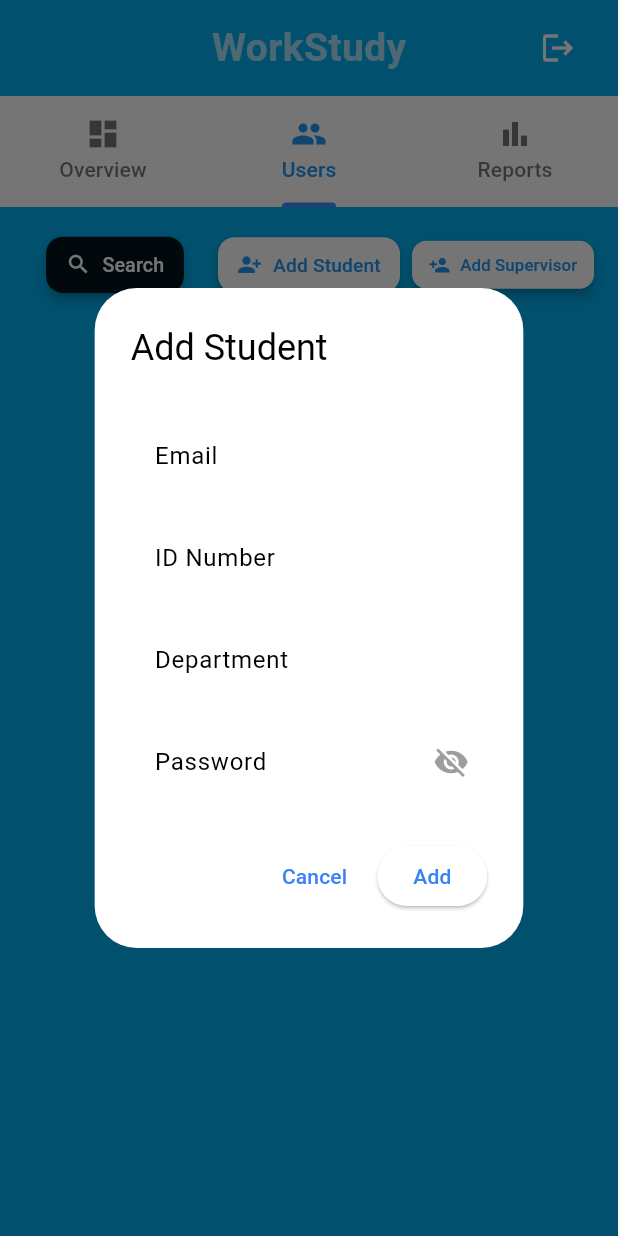
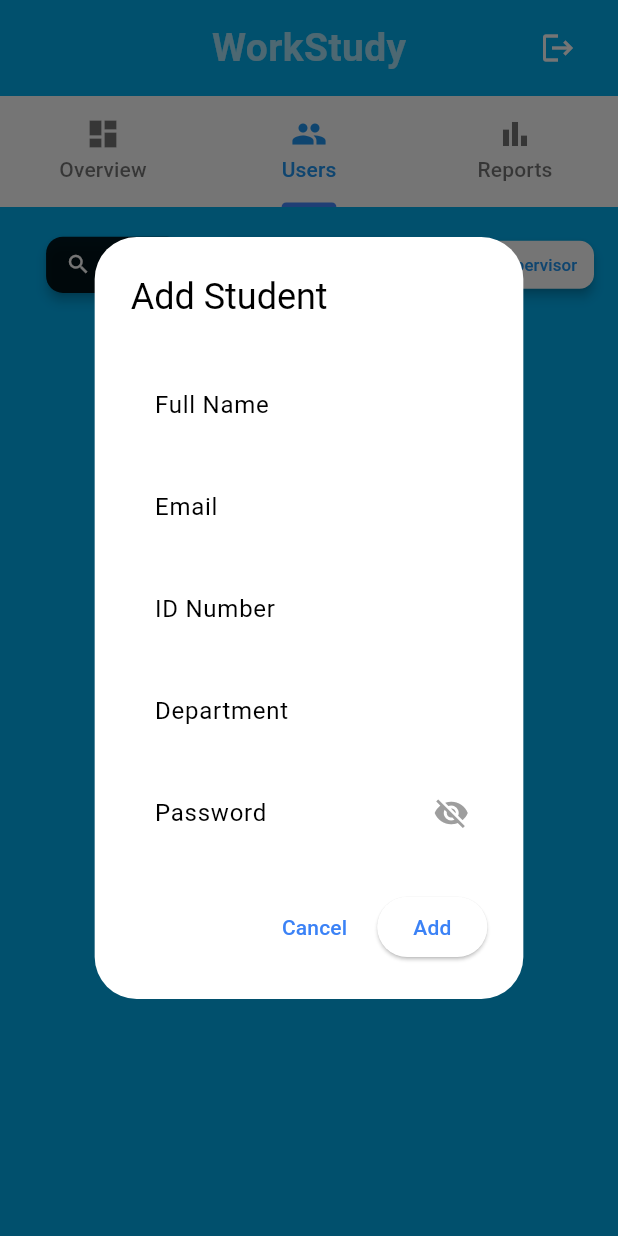
Before and after one commit to kamaugithub/workstudy, a Flutter app: the AdminDashboard screen opened by its route, tab 2 chosen, after a tap on "Add Student", on a phone screen of 412 x 824 dp. Run offline on Flutter 3.47's test engine with Material 3 defaults, Android fonts, the phone set to English and light mode, and no system bars; our stand-ins replace cloud_firestore, firebase_auth, firebase_core, pdf, printing; missing offline and left inert: dart:html, excel; accounts and stored records are empty; Roboto replaces fonts that are missing (Segoe UI).

Commit message:
admin dash clean

```diff
--- a/lib/pages/admindashboard.dart
+++ b/lib/pages/admindashboard.dart
@@ -47,6 +47,8 @@ class _AdminDashboardState extends State<AdminDashboard>
 
   String searchQuery = "";
   bool isLoading = false;
+  bool _isRefreshing = false;
+  DateTime? _lastRefreshTime;
 
   // New state variables for clickable cards
   String? _expandedCard;
@@ -68,10 +70,8 @@ class _AdminDashboardState extends State<AdminDashboard>
       end: 1.0,
     ).animate(_animationController);
 
-    // Load initial data
-    _loadDashboardStats();
-    _loadReportStats();
-    _loadEmailLists();
+    // Load all data at once
+    _loadAllData();
   }
 
   @override
@@ -79,6 +79,41 @@ class _AdminDashboardState extends State<AdminDashboard>
     _animationController.dispose();
     _tabController.dispose();
     super.dispose();
+  }
+
+  // --- MAIN DATA LOADING METHOD ---
+  Future<void> _loadAllData() async {
+    if (_isRefreshing) return;
+
+    setState(() {
+      isLoading = true;
+      _isRefreshing = true;
+    });
+
+    try {
+      await Future.wait([
+        _loadDashboardStats(),
+        _loadReportStats(),
+        _loadEmailLists(),
+      ]);
+      _lastRefreshTime = DateTime.now();
+      print('All data loaded successfully');
+    } catch (e) {
+      print('Error loading all data: $e');
+      _showSnack("Error loading dashboard data: $e");
+    } finally {
+      setState(() {
+        isLoading = false;
+        _isRefreshing = false;
+      });
+    }
+  }
+
+  // --- REFRESH DATA WITH DEBOUNCING ---
+  Future<void> _refreshData() async {
+    if (_isRefreshing) return;
+    await _loadAllData();
+    _showSnack("Dashboard data refreshed!", color: Colors.green);
   }
 
   // --- TIMESTAMP UTILITY FUNCTIONS ---
@@ -131,11 +166,11 @@ class _AdminDashboardState extends State<AdminDashboard>
 
       _studentsEmails = studentsSnapshot.docs
           .map((doc) {
-            final data = doc.data();
+            final data = doc.data() as Map<String, dynamic>;
             final email = data['email']?.toString().trim() ?? '';
             return email;
           })
-          .where((email) => email.isNotEmpty && email.contains('@'))
+          .where((email) => email.isNotEmpty && _isValidEmail(email))
           .toList();
 
       // Load supervisors emails
@@ -146,11 +181,11 @@ class _AdminDashboardState extends State<AdminDashboard>
 
       _supervisorsEmails = supervisorsSnapshot.docs
           .map((doc) {
-            final data = doc.data();
+            final data = doc.data() as Map<String, dynamic>;
             final email = data['email']?.toString().trim() ?? '';
             return email;
           })
-          .where((email) => email.isNotEmpty && email.contains('@'))
+          .where((email) => email.isNotEmpty && _isValidEmail(email))
           .toList();
 
       // Load pending activities - fetch ALL pending sessions
@@ -160,7 +195,7 @@ class _AdminDashboardState extends State<AdminDashboard>
           .get();
 
       _pendingActivities = pendingSessions.docs.map((doc) {
-        final data = doc.data();
+        final data = doc.data() as Map<String, dynamic>;
         return {
           'studentEmail': data['studentEmail']?.toString().trim() ?? 'No email',
           'hours': (data['hours'] ?? 0.0).toDouble(),
@@ -177,7 +212,7 @@ class _AdminDashboardState extends State<AdminDashboard>
           .get();
 
       _approvedActivities = approvedSessions.docs.map((doc) {
-        final data = doc.data();
+        final data = doc.data() as Map<String, dynamic>;
         return {
           'studentEmail': data['studentEmail']?.toString().trim() ?? 'No email',
           'hours': (data['hours'] ?? 0.0).toDouble(),
@@ -296,6 +331,12 @@ class _AdminDashboardState extends State<AdminDashboard>
   }
 
   Widget _buildCardContent(String cardType, List<dynamic> data, Color color) {
+    if (isLoading) {
+      return Center(
+        child: CircularProgressIndicator(color: color),
+      );
+    }
+
     if (data.isEmpty) {
       return Center(
         child: Column(
@@ -304,7 +345,7 @@ class _AdminDashboardState extends State<AdminDashboard>
             Icon(
               Icons.info_outline,
               size: 60,
-              color: color.withOpacity(0.5),
+              color: color.withOpacity(0.3),
             ),
             const SizedBox(height: 16),
             Text(
@@ -312,6 +353,16 @@ class _AdminDashboardState extends State<AdminDashboard>
               style: TextStyle(
                 fontSize: 16,
                 color: Colors.grey[600],
+              ),
+            ),
+            const SizedBox(height: 8),
+            ElevatedButton.icon(
+              onPressed: _refreshData,
+              icon: Icon(Icons.refresh, size: 16),
+              label: Text('Refresh'),
+              style: ElevatedButton.styleFrom(
+                backgroundColor: color.withOpacity(0.1),
+                foregroundColor: color,
               ),
             ),
           ],
@@ -503,7 +554,7 @@ class _AdminDashboardState extends State<AdminDashboard>
       int totalSupervisors = 0;
 
       for (var doc in allUsers.docs) {
-        final data = doc.data();
+        final data = doc.data() as Map<String, dynamic>;
         final role = data['role']?.toString() ?? '';
         if (role == 'Student') {
           totalStudents++;
@@ -527,7 +578,7 @@ class _AdminDashboardState extends State<AdminDashboard>
       // Calculate total hours approved with better error handling
       double totalHoursApproved = 0.0;
       for (var session in approvedSessions.docs) {
-        final data = session.data();
+        final data = session.data() as Map<String, dynamic>;
         final hours = data['hours'];
         if (hours != null) {
           if (hours is int) {
@@ -554,12 +605,9 @@ class _AdminDashboardState extends State<AdminDashboard>
           "totalHoursApproved": totalHoursApproved,
         };
       });
-
-      // Also update email lists when stats load
-      _loadEmailLists();
     } catch (e) {
       print('Error loading dashboard stats: $e');
-      _showSnack("Error loading dashboard stats: $e");
+      throw Exception('Failed to load dashboard stats: $e');
     }
   }
 
@@ -570,25 +618,25 @@ class _AdminDashboardState extends State<AdminDashboard>
       final currentMonthStart = DateTime(now.year, now.month, 1);
       final nextMonthStart = DateTime(now.year, now.month + 1, 1);
       final lastMonthStart = DateTime(now.year, now.month - 1, 1);
-      final lastMonthEnd = DateTime(now.year, now.month, 0);
+      final lastMonthEnd = DateTime(now.year, now.month, 0, 23, 59, 59);
 
       print('Loading report stats for current month: ${now.year}-${now.month}');
 
-      // Format dates for Firestore query (assuming date is stored as string)
-      final currentMonthStartStr = DateFormat('yyyy-MM-dd').format(currentMonthStart);
-      final nextMonthStartStr = DateFormat('yyyy-MM-dd').format(nextMonthStart);
-      final lastMonthStartStr = DateFormat('yyyy-MM-dd').format(lastMonthStart);
-      final lastMonthEndStr = DateFormat('yyyy-MM-dd').format(lastMonthEnd);
+      // Use Timestamps for querying
+      final currentMonthTimestamp = Timestamp.fromDate(currentMonthStart);
+      final nextMonthTimestamp = Timestamp.fromDate(nextMonthStart);
+      final lastMonthTimestamp = Timestamp.fromDate(lastMonthStart);
+      final lastMonthEndTimestamp = Timestamp.fromDate(lastMonthEnd);
 
       print('Date ranges:');
-      print('- This month: $currentMonthStartStr to $nextMonthStartStr');
-      print('- Last month: $lastMonthStartStr to $lastMonthEndStr');
-
-      // Fetch work sessions for this month
+      print('- This month: $currentMonthStart to $nextMonthStart');
+      print('- Last month: $lastMonthStart to $lastMonthEnd');
+
+      // Fetch work sessions for this month - assuming submittedAt field exists
       final thisMonthSessions = await _firestore
           .collection('work_sessions')
-          .where('date', isGreaterThanOrEqualTo: currentMonthStartStr)
-          .where('date', isLessThan: nextMonthStartStr)
+          .where('submittedAt', isGreaterThanOrEqualTo: currentMonthTimestamp)
+          .where('submittedAt', isLessThan: nextMonthTimestamp)
           .where('status', isEqualTo: 'approved')
           .get();
 
@@ -597,8 +645,8 @@ class _AdminDashboardState extends State<AdminDashboard>
       // Fetch work sessions for last month
       final lastMonthSessions = await _firestore
           .collection('work_sessions')
-          .where('date', isGreaterThanOrEqualTo: lastMonthStartStr)
-          .where('date', isLessThanOrEqualTo: lastMonthEndStr)
+          .where('submittedAt', isGreaterThanOrEqualTo: lastMonthTimestamp)
+          .where('submittedAt', isLessThanOrEqualTo: lastMonthEndTimestamp)
           .where('status', isEqualTo: 'approved')
           .get();
 
@@ -609,7 +657,7 @@ class _AdminDashboardState extends State<AdminDashboard>
       double lastMonthHours = 0.0;
 
       for (var session in thisMonthSessions.docs) {
-        final data = session.data();
+        final data = session.data() as Map<String, dynamic>;
         final hours = data['hours'];
         if (hours != null) {
           if (hours is int) {
@@ -623,7 +671,7 @@ class _AdminDashboardState extends State<AdminDashboard>
       }
 
       for (var session in lastMonthSessions.docs) {
-        final data = session.data();
+        final data = session.data() as Map<String, dynamic>;
         final hours = data['hours'];
         if (hours != null) {
           if (hours is int) {
@@ -644,12 +692,15 @@ class _AdminDashboardState extends State<AdminDashboard>
           .get();
 
       final totalActiveStudents = activeStudents.docs.length;
-      final avgHours = totalActiveStudents > 0 ? (thisMonthHours / totalActiveStudents) : 0.0;
+      final avgHours = totalActiveStudents > 0
+          ? (thisMonthHours / totalActiveStudents)
+          : 0.0;
 
       print('Calculated report stats:');
       print('- This month hours: $thisMonthHours');
       print('- Last month hours: $lastMonthHours');
-      print('- Avg hours/student: $avgHours (for $totalActiveStudents active students)');
+      print(
+          '- Avg hours/student: $avgHours (for $totalActiveStudents active students)');
 
       setState(() {
         reportStats = {
@@ -660,7 +711,7 @@ class _AdminDashboardState extends State<AdminDashboard>
       });
     } catch (e) {
       print('Error loading report stats: $e');
-      _showSnack("Error loading report stats: $e");
+      throw Exception('Failed to load report stats: $e');
     }
   }
 
@@ -705,7 +756,7 @@ class _AdminDashboardState extends State<AdminDashboard>
           .orderBy('createdAt', descending: true)
           .get();
       final users = usersSnapshot.docs.map((doc) {
-        final data = doc.data();
+        final data = doc.data() as Map<String, dynamic>;
         return {
           'id': doc.id,
           'name': data['name']?.toString() ?? '',
@@ -723,7 +774,7 @@ class _AdminDashboardState extends State<AdminDashboard>
           .orderBy('submittedAt', descending: true)
           .get();
       final sessions = sessionsSnapshot.docs.map((doc) {
-        final data = doc.data();
+        final data = doc.data() as Map<String, dynamic>;
         return {
           'id': doc.id,
           'studentId': data['studentId']?.toString() ?? '',
@@ -998,6 +1049,14 @@ class _AdminDashboardState extends State<AdminDashboard>
 
       // Success! Admin stays logged in
       return;
+    } on FirebaseAuthException catch (e) {
+      if (e.code == 'email-already-in-use') {
+        throw Exception('This email is already registered');
+      } else if (e.code == 'weak-password') {
+        throw Exception('Password is too weak');
+      } else {
+        throw Exception('Failed to create user: ${e.message}');
+      }
     } catch (e) {
       throw Exception('Failed to create user: $e');
     }
@@ -1025,8 +1084,7 @@ class _AdminDashboardState extends State<AdminDashboard>
                     "$email removed successfully.",
                     color: Colors.green,
                   );
-                  _loadDashboardStats();
-                  _loadEmailLists(); // Refresh email lists
+                  await _loadAllData(); // Refresh all data
                 } catch (e) {
                   _showSnack("Error deleting user: $e");
                 }
@@ -1058,6 +1116,14 @@ class _AdminDashboardState extends State<AdminDashboard>
               child: Column(
                 mainAxisSize: MainAxisSize.min,
                 children: [
+                  const SizedBox(height: 12),
+                  TextField(
+                    controller: nameController,
+                    decoration: const InputDecoration(
+                      labelText: "Full Name",
+                      border: OutlineInputBorder(),
+                    ),
+                  ),
                   const SizedBox(height: 12),
                   TextField(
                     controller: emailController,
@@ -1142,8 +1208,7 @@ class _AdminDashboardState extends State<AdminDashboard>
                         "$role added successfully. They can now login with the provided credentials.",
                         color: Colors.green,
                       );
-                      _loadDashboardStats();
-                      _loadEmailLists(); // Refresh email lists
+                      await _loadAllData(); // Refresh all data
                     } catch (e) {
                       _showSnack("Error adding user: $e");
                     }
@@ -1254,8 +1319,7 @@ class _AdminDashboardState extends State<AdminDashboard>
                     "✅ User updated successfully.",
                     color: Colors.greenAccent,
                   );
-                  _loadDashboardStats();
-                  _loadEmailLists(); // Refresh email lists
+                  await _loadAllData(); // Refresh all data
                 } catch (e) {
                   _showSnack("Error updating user: $e");
                 }
@@ -1277,7 +1341,7 @@ class _AdminDashboardState extends State<AdminDashboard>
         content: TextField(
           controller: controller,
           decoration: const InputDecoration(
-            hintText: "Enter email,or role",
+            hintText: "Enter email, name, or role",
             border: OutlineInputBorder(),
           ),
         ),
@@ -1302,8 +1366,7 @@ class _AdminDashboardState extends State<AdminDashboard>
           "$email approved successfully.",
           color: Colors.green,
         );
-        _loadDashboardStats();
-        _loadEmailLists(); // Refresh email lists
+        await _loadAllData(); // Refresh all data
       } catch (e) {
         _showSnack("Error approving user: $e");
       }
@@ -1318,8 +1381,7 @@ class _AdminDashboardState extends State<AdminDashboard>
           "$email declined.",
           color: Colors.red,
         );
-        _loadDashboardStats();
-        _loadEmailLists(); // Refresh email lists
+        await _loadAllData(); // Refresh all data
       } catch (e) {
         _showSnack("Error declining user: $e");
       }
@@ -1432,7 +1494,13 @@ class _AdminDashboardState extends State<AdminDashboard>
 
   // --- Overview Tab --- UPDATED for better display
   Widget _buildOverviewTab() {
-    return SingleChildScrollView(
+    final bool hasStats = stats.isNotEmpty && stats["totalStudents"] != null;
+
+    return RefreshIndicator(
+      onRefresh: _refreshData,
+      color: Colors.blue,
+      child: SingleChildScrollView(
+        physics: const AlwaysScrollableScrollPhysics(),
         padding: const EdgeInsets.all(16),
         child: Column(
           children: [
@@ -1459,7 +1527,9 @@ class _AdminDashboardState extends State<AdminDashboard>
                   ),
                   const SizedBox(height: 4),
                   Text(
-                  "Data last refreshed: ${DateFormat('MMM dd, h:mm a').format(DateTime.now())}",
+                    _lastRefreshTime != null
+                        ? "Data last refreshed: ${DateFormat('MMM dd, h:mm a').format(_lastRefreshTime!)}"
+                        : "Loading data...",
                     style: const TextStyle(
                       fontSize: 12,
                       color: Colors.black54,
@@ -1470,12 +1540,7 @@ class _AdminDashboardState extends State<AdminDashboard>
                     children: [
                       Expanded(
                         child: ElevatedButton.icon(
-                        onPressed: () {
-                          _loadDashboardStats();
-                          _loadReportStats();
-                          _showSnack("Dashboard data refreshed!",
-                              color: Colors.green);
-                        },
+                          onPressed: _refreshData,
                           icon: const Icon(Icons.refresh, size: 18),
                           label: const Text("Refresh Data"),
                           style: ElevatedButton.styleFrom(
@@ -1507,7 +1572,8 @@ class _AdminDashboardState extends State<AdminDashboard>
             ),
             const SizedBox(height: 20),
 
-          // Stats Cards
+            // Stats Cards - Show loading skeletons if no data
+            if (!hasStats && isLoading)
               GridView.count(
                 shrinkWrap: true,
                 physics: const NeverScrollableScrollPhysics(),
@@ -1515,6 +1581,16 @@ class _AdminDashboardState extends State<AdminDashboard>
                 crossAxisSpacing: 12,
                 mainAxisSpacing: 12,
                 childAspectRatio: 1.1,
+                children: List.generate(4, (index) => _loadingStatCard()),
+              )
+            else if (hasStats)
+              GridView.count(
+                shrinkWrap: true,
+                physics: const NeverScrollableScrollPhysics(),
+                crossAxisCount: 2,
+                crossAxisSpacing: 12,
+                mainAxisSpacing: 12,
+                childAspectRatio: 1.1,
                 children: [
                   _statCard(
                     Icons.people,
@@ -1546,9 +1622,9 @@ class _AdminDashboardState extends State<AdminDashboard>
                   ),
                 ],
               ),
-
-          // Quick Stats Summary - FIXED to show real data
             const SizedBox(height: 20),
+
+            // Quick Stats Summary
             Container(
               padding: const EdgeInsets.all(16),
               decoration: BoxDecoration(
@@ -1599,17 +1675,29 @@ class _AdminDashboardState extends State<AdminDashboard>
                       color: Colors.blue.withOpacity(0.1),
                       borderRadius: BorderRadius.circular(2),
                     ),
-                  child: FractionallySizedBox(
-                    alignment: Alignment.centerLeft,
-                    widthFactor: reportStats["thisMonthHours"] > 0
-                        ? (reportStats["thisMonthHours"] / (reportStats["lastMonthHours"] > 0 ? reportStats["lastMonthHours"] * 2 : 1)).clamp(0.0, 1.0)
-                        : 0.01,
-                    child: Container(
+                    child: LayoutBuilder(
+                      builder: (context, constraints) {
+                        double progress = 0.0;
+                        if (reportStats["lastMonthHours"] > 0) {
+                          progress = (reportStats["thisMonthHours"] /
+                                  reportStats["lastMonthHours"])
+                              .clamp(0.0, 1.0);
+                        } else if (reportStats["thisMonthHours"] > 0) {
+                          progress = 1.0;
+                        }
+
+                        return Stack(
+                          children: [
+                            Container(
+                              width: constraints.maxWidth * progress,
                               decoration: BoxDecoration(
                                 color: Colors.blue,
                                 borderRadius: BorderRadius.circular(2),
                               ),
                             ),
+                          ],
+                        );
+                      },
                     ),
                   ),
                   const SizedBox(height: 4),
@@ -1636,8 +1724,12 @@ class _AdminDashboardState extends State<AdminDashboard>
               child: Row(
                 children: [
                   Icon(
-                  _pendingActivities.isNotEmpty ? Icons.warning : Icons.check_circle,
-                  color: _pendingActivities.isNotEmpty ? Colors.orange : Colors.green,
+                    _pendingActivities.isNotEmpty
+                        ? Icons.warning
+                        : Icons.check_circle,
+                    color: _pendingActivities.isNotEmpty
+                        ? Colors.orange
+                        : Colors.green,
                     size: 16,
                   ),
                   const SizedBox(width: 8),
@@ -1653,6 +1745,7 @@ class _AdminDashboardState extends State<AdminDashboard>
               ),
             ),
           ],
+        ),
       ),
     );
   }
@@ -1876,6 +1969,69 @@ class _AdminDashboardState extends State<AdminDashboard>
   }
 
   // --- Helper Widgets ---
+  Widget _loadingStatCard() {
+    return Container(
+      decoration: BoxDecoration(
+        color: Colors.white,
+        borderRadius: BorderRadius.circular(12),
+        boxShadow: [
+          BoxShadow(
+            color: Colors.grey.withOpacity(0.1),
+            blurRadius: 8,
+            offset: const Offset(0, 2),
+          ),
+        ],
+      ),
+      child: Padding(
+        padding: const EdgeInsets.all(16),
+        child: Column(
+          mainAxisAlignment: MainAxisAlignment.center,
+          children: [
+            // Loading icon
+            Container(
+              width: 40,
+              height: 40,
+              decoration: BoxDecoration(
+                color: Colors.grey.withOpacity(0.1),
+                shape: BoxShape.circle,
+              ),
+              child: Center(
+                child: SizedBox(
+                  width: 20,
+                  height: 20,
+                  child: CircularProgressIndicator(
+                    strokeWidth: 2,
+                    color: Colors.grey.withOpacity(0.3),
+                  ),
+                ),
+              ),
+            ),
+            const SizedBox(height: 12),
+            // Loading value
+            Container(
+              width: 40,
+              height: 20,
+              decoration: BoxDecoration(
+                color: Colors.grey.withOpacity(0.1),
+                borderRadius: BorderRadius.circular(4),
+              ),
+            ),
+            const SizedBox(height: 4),
+            // Loading title
+            Container(
+              width: 60,
+              height: 14,
+              decoration: BoxDecoration(
+                color: Colors.grey.withOpacity(0.1),
+                borderRadius: BorderRadius.circular(4),
+              ),
+            ),
+          ],
+        ),
+      ),
+    );
+  }
+
   Widget _statCard(IconData icon, String title, String value, Color color,
       {required String cardType}) {
     return InkWell(
@@ -2082,8 +2238,8 @@ class _AdminDashboardState extends State<AdminDashboard>
             _summaryRow("Last Month",
                 "${reportStats["lastMonthHours"].toStringAsFixed(1)} hours"),
             _summaryRow("Total Students", stats["totalStudents"].toString()),
-            _summaryRow("Pending Approvals",
-                stats["pendingApprovals"].toString()),
+            _summaryRow(
+                "Pending Approvals", stats["pendingApprovals"].toString()),
             _summaryRow("Total Hours Approved",
                 "${stats["totalHoursApproved"].toStringAsFixed(1)} hrs"),
             _summaryRow("Avg Hours/Student (This Month)",
```
Lines whose indentation alone changed are shown as unchanged.
